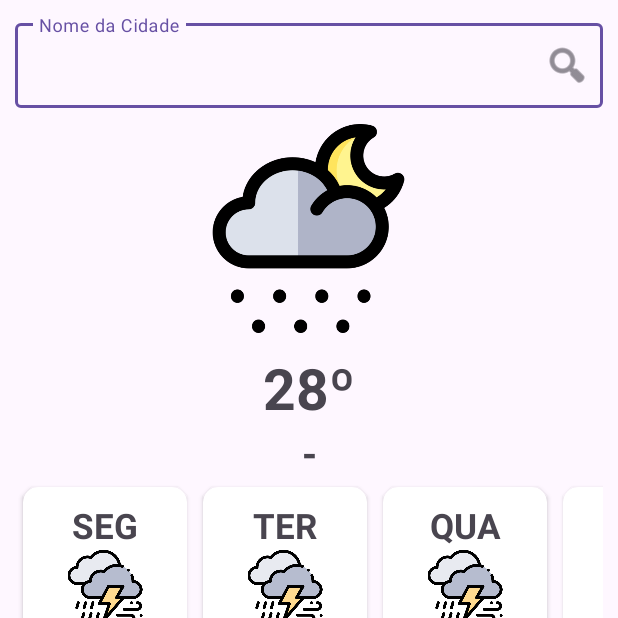
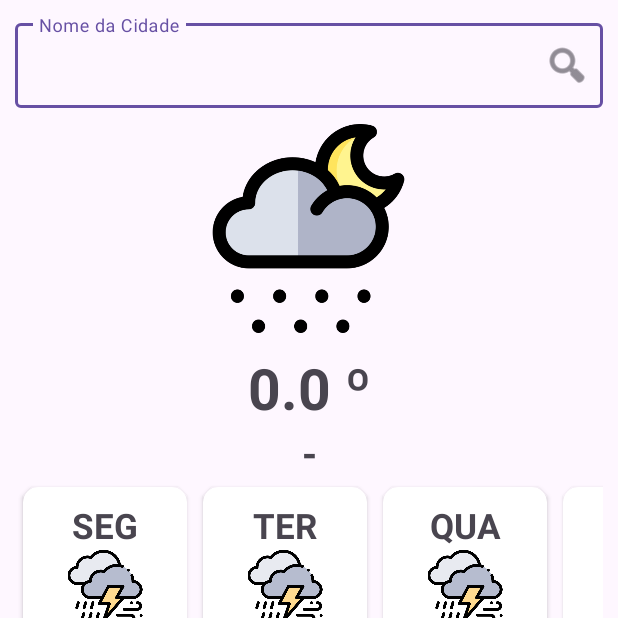
Before and after one commit to drivanreis/consumirApi-Kotlin, an Android app: the screen it shows after launch (MainActivity), on a phone screen of 412 x 824 dp, the top half of it. Run offline under Robolectric (Android 15) with nearby library versions, the phone set to English and light mode, and no system bars; our stand-ins replace data binding.

Commit message:
Liguei xml ao tk
Agora vou começar a fatoar. algumas coias vão se perder

```diff
--- /dev/null
+++ b/app/src/main/java/br/com/androidintro/trybeclima/ui/viewmodels/MainActivityViewModel.kt
@@ -0,0 +1,15 @@
+package br.com.androidintro.trybeclima.ui.viewmodels
+
+import androidx.lifecycle.LiveData
+import androidx.lifecycle.MutableLiveData
+import androidx.lifecycle.ViewModel
+
+class MainActivityViewModel: ViewModel() {
+    private var _cityName = MutableLiveData("-")
+    val cityName: LiveData<String>
+        get() = _cityName
+
+    private var _temp = MutableLiveData(0.0)
+    val temp: LiveData<Double>
+        get() = _temp
+}
--- a/app/src/main/java/br/com/androidintro/trybeclima/ui/views/activites/MainActivity.kt
+++ b/app/src/main/java/br/com/androidintro/trybeclima/ui/views/activites/MainActivity.kt
@@ -8,13 +8,17 @@ import android.view.inputmethod.InputMethodManager
 import android.widget.EditText
 import android.widget.TextView
 import android.widget.Toast
+import androidx.activity.viewModels
 import androidx.appcompat.app.AppCompatActivity
+import androidx.databinding.DataBindingUtil
 import androidx.recyclerview.widget.RecyclerView
 import androidx.recyclerview.widget.StaggeredGridLayoutManager
 import br.com.androidintro.trybeclima.R
 import br.com.androidintro.trybeclima.data.datasource.models.DayWeather
 import br.com.androidintro.trybeclima.data.repository.OpenWeatherServiceObject
+import br.com.androidintro.trybeclima.databinding.ActivityMainBinding
 import br.com.androidintro.trybeclima.ui.adapters.DayWeatherAdapter
+import br.com.androidintro.trybeclima.ui.viewmodels.MainActivityViewModel
 import com.google.android.material.dialog.MaterialAlertDialogBuilder
 import com.google.android.material.textfield.TextInputLayout
 import kotlinx.coroutines.CoroutineScope
@@ -25,87 +29,96 @@ import retrofit2.HttpException
 
 class MainActivity : AppCompatActivity() {
 
-    private val cityTempTextView : TextView by lazy { findViewById(R.id.main_city_temp_text_view) }
-    private val cityNameEditText : EditText by lazy { findViewById(R.id.main_city_name_edit_text) }
-    private val cityNameTextView : TextView by lazy { findViewById(R.id.main_city_name_text_view) }
-    private val cityNameInputLayout : TextInputLayout by lazy { findViewById(R.id.main_city_name_input_Layout) }
+    private lateinit var birding: ActivityMainBinding
+    private val mainActivityViewModel: MainActivityViewModel by viewModels()
+
+//    private val cityTempTextView : TextView by lazy { findViewById(R.id.main_city_temp_text_view) }
+//    private val cityNameEditText : EditText by lazy { findViewById(R.id.main_city_name_edit_text) }
+//    private val cityNameTextView : TextView by lazy { findViewById(R.id.main_city_name_text_view) }
+//    private val cityNameInputLayout : TextInputLayout by lazy { findViewById(R.id.main_city_name_input_Layout) }
 
     private val dayRecyclerView: RecyclerView by lazy { findViewById(R.id.main_days_recycler_view) }
 
-    private val openWeatherService = OpenWeatherServiceObject.instance
+//    private val openWeatherService = OpenWeatherServiceObject.instance
 
     override fun onCreate(savedInstanceState: Bundle?) {
         super.onCreate(savedInstanceState)
-        setContentView(R.layout.activity_main)
+//        setContentView(R.layout.activity_main)
 
-        cityNameTextView.text = "-"
+        birding = DataBindingUtil.setContentView(this, R.layout.activity_main)
 
-        cityNameInputLayout.setEndIconOnClickListener {
-            val imm = getSystemService(Context.INPUT_METHOD_SERVICE) as InputMethodManager
-            imm.hideSoftInputFromWindow(cityNameEditText.windowToken, 0)
+        birding.viewModel = mainActivityViewModel
+        birding.lifecycleOwner = this
 
-//            val progressDialog = showLoadingDialog(this)
 
-//            val openWeatherService = OpenWeatherServiceObject.instance
+//        cityNameTextView.text = "-"
 
-//            val citeName = cityNameEditText.text.toString()
-
-            Toast.makeText(baseContext,"Cidade: ${cityNameEditText.text.toString()}", Toast.LENGTH_LONG).show()
-
-            CoroutineScope(Dispatchers.IO).launch {
-                try {
-                    val responseOpenWeatherService = openWeatherService.getCurrentWeatherData(
-                        cityNameEditText.text.toString(),
-                        "0e3190d11a30259aed88ee2c3de8a9ef"
-                    )
-                    if (responseOpenWeatherService.isSuccessful) {
-                        withContext(Dispatchers.Main) {
-                            val weatherData = responseOpenWeatherService.body()!!
-//                    Log.i("Trybe-Clima-Request", "$weatherData")
-                            cityTempTextView.text = "${weatherData.main.temp.toInt()} ºC"
-                            cityNameTextView.text = weatherData.name
-                        }
-                    } else {
-                        MaterialAlertDialogBuilder(this@MainActivity)
-                            .setTitle("Trybe Clima")
-                            .setMessage("Erro de requisição: ${responseOpenWeatherService.message()}")
-                            .setCancelable(false)
-                            .setPositiveButton("OK") {dialog, _-> dialog.dismiss()}
-                            .show()
-                    }
-//                    progressDialog.dismiss()
-                } catch (e: HttpException) {
-                    Log.e("HttpException",e.message.toString())
-                }
-                catch (e: Exception) {
-                    Log.e("Corrotina",e.message.toString())
-                }
-            }
-
-//            val responseOpenWeatherService = openWeatherService.getCurrentWeatherData(
-//                cityNameEditText.text.toString(),
-//                "0e3190d11a30259aed88ee2c3de8a9ef"
-//            )
-
-//            callOpenWeatherService.enqueue(object : Callback<CurrentWeatherData> {
-//                override fun onResponse(
-//                    call: Call<CurrentWeatherData>,
-//                    response: Response<CurrentWeatherData>
-//                ) {
-//                    val weatherData = response.body()
+//        cityNameInputLayout.setEndIconOnClickListener {
+//            val imm = getSystemService(Context.INPUT_METHOD_SERVICE) as InputMethodManager
+//            imm.hideSoftInputFromWindow(cityNameEditText.windowToken, 0)
+//
+////            val progressDialog = showLoadingDialog(this)
+//
+////            val openWeatherService = OpenWeatherServiceObject.instance
+//
+////            val citeName = cityNameEditText.text.toString()
+//
+//            Toast.makeText(baseContext,"Cidade: ${cityNameEditText.text.toString()}", Toast.LENGTH_LONG).show()
+//
+//            CoroutineScope(Dispatchers.IO).launch {
+//                try {
+//                    val responseOpenWeatherService = openWeatherService.getCurrentWeatherData(
+//                        cityNameEditText.text.toString(),
+//                        "0e3190d11a30259aed88ee2c3de8a9ef"
+//                    )
+//                    if (responseOpenWeatherService.isSuccessful) {
+//                        withContext(Dispatchers.Main) {
+//                            val weatherData = responseOpenWeatherService.body()!!
 ////                    Log.i("Trybe-Clima-Request", "$weatherData")
-//                    if (weatherData != null) {
-//                        cityTempTextView.text = "${ weatherData.main.temp.toInt() } ºC"
-//                        cityNameTextView.text = weatherData.name
+//                            cityTempTextView.text = "${weatherData.main.temp.toInt()} ºC"
+//                            cityNameTextView.text = weatherData.name
+//                        }
+//                    } else {
+//                        MaterialAlertDialogBuilder(this@MainActivity)
+//                            .setTitle("Trybe Clima")
+//                            .setMessage("Erro de requisição: ${responseOpenWeatherService.message()}")
+//                            .setCancelable(false)
+//                            .setPositiveButton("OK") {dialog, _-> dialog.dismiss()}
+//                            .show()
 //                    }
+////                    progressDialog.dismiss()
+//                } catch (e: HttpException) {
+//                    Log.e("HttpException",e.message.toString())
 //                }
+//                catch (e: Exception) {
+//                    Log.e("Corrotina",e.message.toString())
+//                }
+//            }
 //
-//                override fun onFailure(call: Call<CurrentWeatherData>, t: Throwable) {
-//                    Log.e("Trybe-Clima-Request","Ocorreu um erro durante a requisição: ${t.message}")
-//                }
+////            val responseOpenWeatherService = openWeatherService.getCurrentWeatherData(
+////                cityNameEditText.text.toString(),
+////                "0e3190d11a30259aed88ee2c3de8a9ef"
+////            )
 //
-//            })
-        }
+////            callOpenWeatherService.enqueue(object : Callback<CurrentWeatherData> {
+////                override fun onResponse(
+////                    call: Call<CurrentWeatherData>,
+////                    response: Response<CurrentWeatherData>
+////                ) {
+////                    val weatherData = response.body()
+//////                    Log.i("Trybe-Clima-Request", "$weatherData")
+////                    if (weatherData != null) {
+////                        cityTempTextView.text = "${ weatherData.main.temp.toInt() } ºC"
+////                        cityNameTextView.text = weatherData.name
+////                    }
+////                }
+////
+////                override fun onFailure(call: Call<CurrentWeatherData>, t: Throwable) {
+////                    Log.e("Trybe-Clima-Request","Ocorreu um erro durante a requisição: ${t.message}")
+////                }
+////
+////            })
+//        }
 
         val daysWeather = listOf(
             DayWeather(
--- a/app/src/main/res/layout/activity_main.xml
+++ b/app/src/main/res/layout/activity_main.xml
@@ -1,8 +1,18 @@
 <?xml version="1.0" encoding="utf-8"?>
-<LinearLayout
+<layout
     xmlns:android="http://schemas.android.com/apk/res/android"
     xmlns:app="http://schemas.android.com/apk/res-auto"
     xmlns:tools="http://schemas.android.com/tools"
+    >
+
+    <data>
+        <variable
+            name="viewModel"
+            type="br.com.androidintro.trybeclima.ui.viewmodels.MainActivityViewModel"/>
+    </data>
+
+
+    <LinearLayout
         android:id="@+id/main"
         android:layout_width="match_parent"
         android:layout_height="match_parent"
@@ -41,7 +51,7 @@
             android:textSize="38sp"
             android:textStyle="bold"
             android:textAlignment="center"
-        android:text="28º"/>
+            android:text="@{@string/temp_with_one_dig(viewModel.temp)}"/>
 
         <TextView
             android:id="@+id/main_city_name_text_view"
@@ -50,7 +60,7 @@
             android:textSize="26sp"
             android:textStyle="bold"
             android:textAlignment="center"
-        android:text="Fortaleza"/>
+            android:text="@{viewModel.cityName}"/>
 
         <androidx.recyclerview.widget.RecyclerView
             android:id="@+id/main_days_recycler_view"
@@ -59,3 +69,4 @@
             tools:listitem="@layout/item_list_days_weather"/>
 
     </LinearLayout>
+</layout>
--- a/app/src/main/res/values/strings.xml
+++ b/app/src/main/res/values/strings.xml
@@ -1,3 +1,4 @@
 <resources>
     <string name="app_name">TrybeClima</string>
+    <string name="temp_with_one_dig">%.1f º</string>
 </resources>
```
Also changed, not shown: app/build.gradle (+11 -0 lines). Lines whose indentation alone changed are shown as unchanged.
